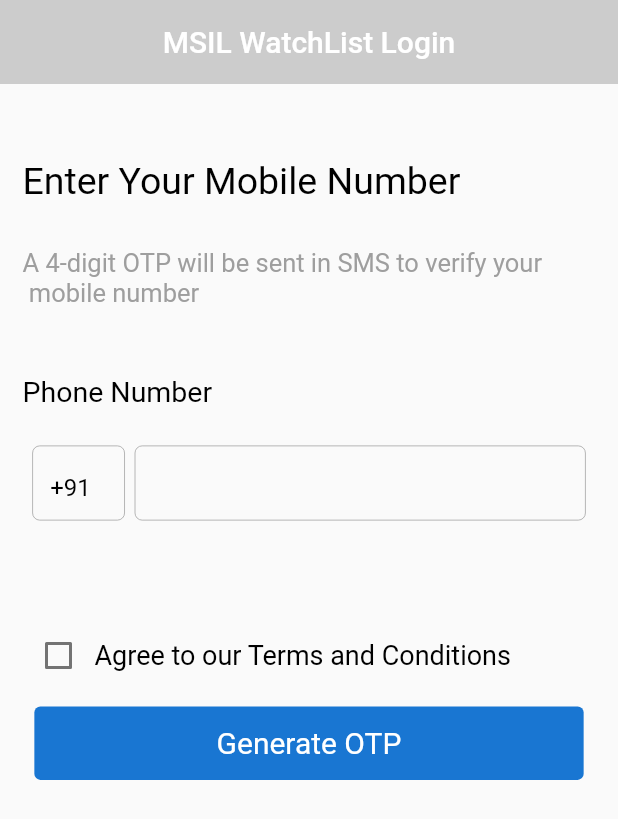
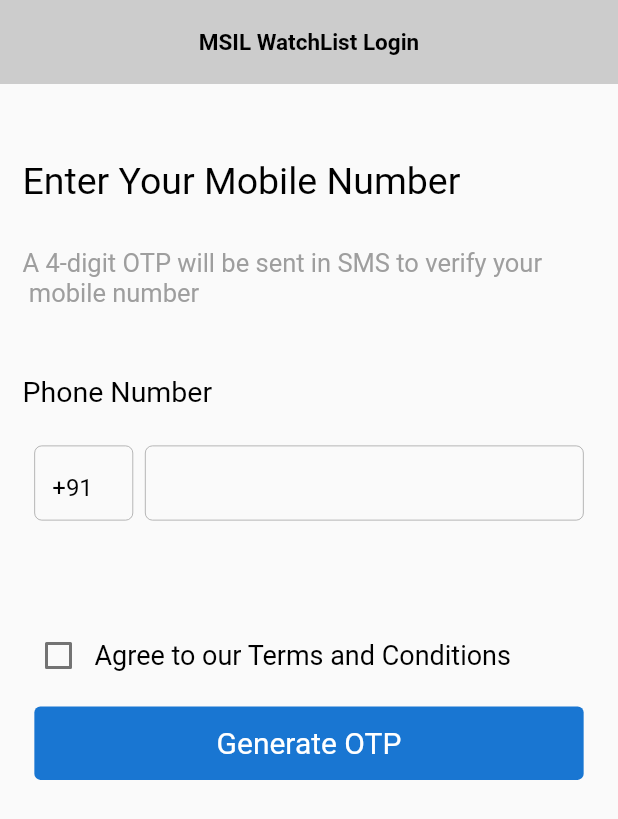
Before and after one commit to akshu-28/watchlist, a Flutter app: the screen it shows after launch, on a phone screen of 412 x 824 dp. Shown: the top 819 px of the screen. Run offline on Flutter 3.47's test engine with Material 2 defaults, Android fonts, the phone set to English and light mode, and no system bars; our stand-ins replace expandable, flutter_bloc, fluttertoast; missing offline and left inert: sms_otp_auto_verify.

Commit message:
ui changes

```diff
--- a/lib/route_generator.dart
+++ b/lib/route_generator.dart
@@ -25,7 +25,7 @@ class RouteGenerator {
         return MaterialPageRoute(
             builder: (_) => BlocProvider(
                   create: (context) => RegistrationBloc(),
-                  child: const LoginPage(),
+                  child:  LoginPage(mobileNumber: args as String),
                 ));
       case '/watchlist':
         return MaterialPageRoute(
--- a/lib/ui/screens/registration.dart
+++ b/lib/ui/screens/registration.dart
@@ -29,7 +29,7 @@ class _RegistrationState extends State<Registration> {
         if (state is RegistrationDone) {
           log(state.response.response.infoMsg);
           Navigator.pop(context);
-          Navigator.pushNamed(context, "/loginpage");
+          Navigator.pushNamed(context, "/loginpage", arguments: userInput.text);
         }
         if (state is RegistrationError) {
           log(state.error);
@@ -47,9 +47,13 @@ class _RegistrationState extends State<Registration> {
     return Form(
       key: formKey,
       child: Appscaffold(
-          title: Row(
-              mainAxisAlignment: MainAxisAlignment.center,
-              children: const [Text("MSIL WatchList Login")]),
+          title:
+              Row(mainAxisAlignment: MainAxisAlignment.center, children: const [
+            TextWidget(
+              "MSIL WatchList Login",
+              fontweight: FontWeight.w600,
+            )
+          ]),
           body: SingleChildScrollView(
             child: Padding(
               padding: const EdgeInsets.symmetric(horizontal: 15, vertical: 40),
@@ -83,7 +87,7 @@ class _RegistrationState extends State<Registration> {
                     children: [
                       SizedBox(
                         height: 50,
-                        width: MediaQuery.of(context).size.width * 0.15,
+                        width: MediaQuery.of(context).size.width * 0.16,
                         child: TextFormField(
                           initialValue: "+91",
                           readOnly: true,
@@ -109,7 +113,7 @@ class _RegistrationState extends State<Registration> {
                       ),
                       SizedBox(
                         height: 50,
-                        width: MediaQuery.of(context).size.width * 0.73,
+                        width: MediaQuery.of(context).size.width * 0.71,
                         child: TextFormField(
                           controller: userInput,
                           validator: (value) {
--- a/lib/ui/screens/watchlist.dart
+++ b/lib/ui/screens/watchlist.dart
@@ -170,7 +170,8 @@ class _WatchlistState extends State<Watchlist> {
                     child: TextWidget(
                       watchlist.symbols[index].excToken.toString(),
                       color: Colors.red,
-                      size: 15,
+                      size: 14,
+                      fontweight: FontWeight.w500,
                     ),
                   ),
                   const Divider(
@@ -186,12 +187,14 @@ class _WatchlistState extends State<Watchlist> {
                           watchlist.symbols[index].haircut.toString(),
                           color: Colors.orange,
                           size: 13,
+                          fontweight: FontWeight.w400,
                         ),
                       ),
                       TextWidget(
                         watchlist.symbols[index].sym.lotSize.toString(),
                         color: Colors.green,
                         size: 13,
+                        fontweight: FontWeight.w400,
                       )
                     ],
                   )
```
Also changed, not shown: lib/ui/screens/login.dart (+29 -6 lines).
